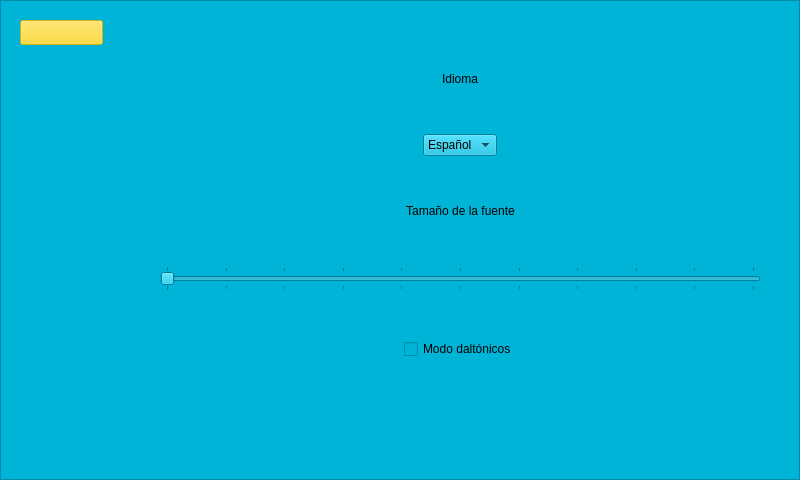
Qt form LatencyTester/Forms/startscreen.ui (guille31794/latency_tester) before a commit.
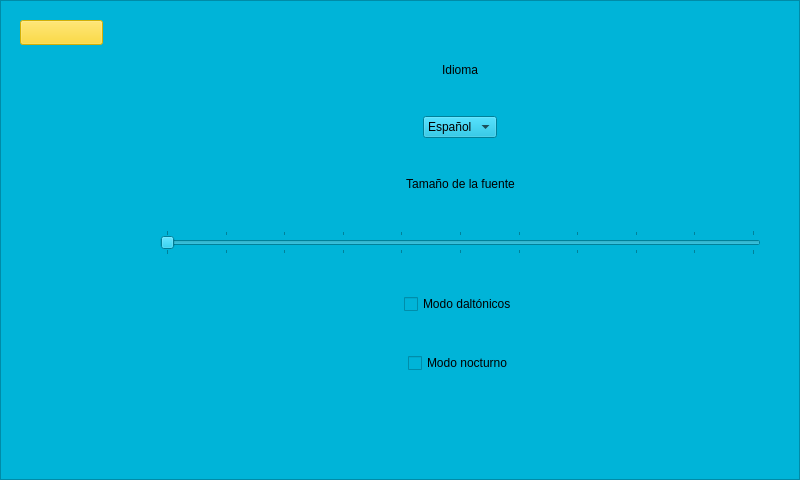
The same form after that commit. Custom widgets are drawn as their Qt base class.

Commit message: Añadido parpadeo de botones no bloqueante. Añadido modo noche. Añadida hoja de estilos para mejorar apariencia y contraste de la interfaz.

```diff
--- a/LatencyTester/Forms/startscreen.ui
+++ b/LatencyTester/Forms/startscreen.ui
@@ -340,6 +340,13 @@
         </property>
        </widget>
       </item>
+      <item alignment="Qt::AlignHCenter">
+       <widget class="QCheckBox" name="darkModeCheckbox">
+        <property name="text">
+         <string>Modo nocturno</string>
+        </property>
+       </widget>
+      </item>
       <item alignment="Qt::AlignHCenter">
        <widget class="QDialogButtonBox" name="settingsButtonBox">
         <property name="standardButtons">
@@ -916,10 +923,10 @@
     <widget class="QPushButton" name="calibrateButton">
      <property name="geometry">
       <rect>
-       <x>370</x>
+       <x>340</x>
        <y>320</y>
-       <width>80</width>
-       <height>25</height>
+       <width>120</width>
+       <height>35</height>
       </rect>
      </property>
      <property name="text">
@@ -929,14 +936,14 @@
     <widget class="QPushButton" name="startMeasureButton">
      <property name="geometry">
       <rect>
-       <x>370</x>
+       <x>340</x>
        <y>380</y>
-       <width>80</width>
-       <height>25</height>
+       <width>120</width>
+       <height>35</height>
       </rect>
      </property>
      <property name="sizePolicy">
-      <sizepolicy hsizetype="Fixed" vsizetype="Fixed">
+      <sizepolicy hsizetype="Minimum" vsizetype="Fixed">
        <horstretch>0</horstretch>
        <verstretch>0</verstretch>
       </sizepolicy>
@@ -948,10 +955,10 @@
     <widget class="QPushButton" name="stopMeasureButton">
      <property name="geometry">
       <rect>
-       <x>370</x>
+       <x>340</x>
        <y>440</y>
-       <width>80</width>
-       <height>25</height>
+       <width>120</width>
+       <height>35</height>
       </rect>
      </property>
      <property name="text">
```
The commit also changes 4 other files.
